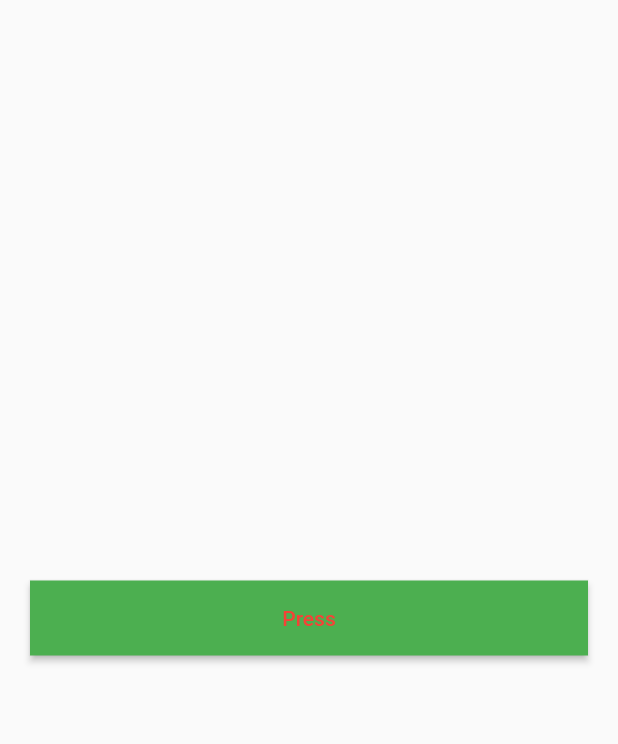
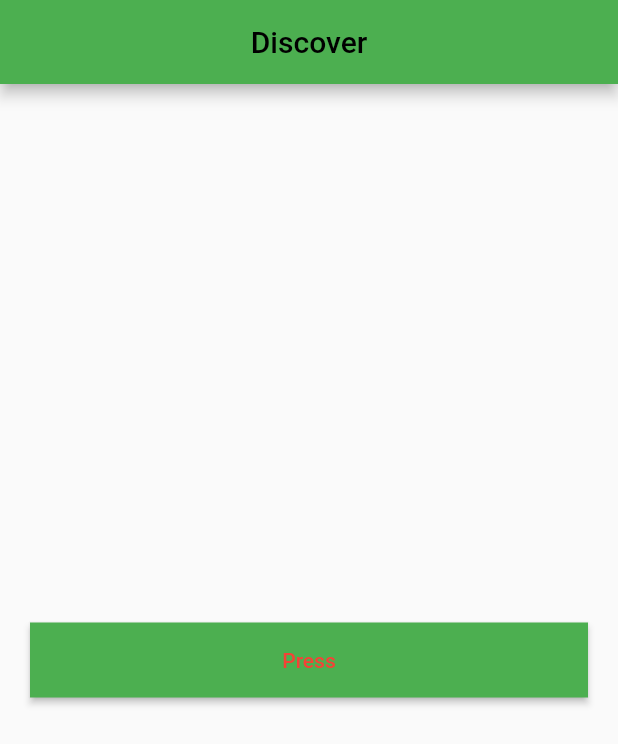
Before and after one commit to linhxeom1996/My_UI, a Flutter app: the screen it shows after launch, on a phone screen of 412 x 824 dp. Shown: the top 744 px of the screen. Run offline on Flutter 3.47's test engine with Material 2 defaults, Android fonts, the phone set to English and light mode, and no system bars; our stand-ins replace dropdown_button2, easy_localization, flutter_bloc, hive_flutter, modal_bottom_sheet, pinput; missing offline and left inert: flutter_animated_dialog; accounts and stored records are empty.

Commit message:
app bar base

```diff
--- a/code_base/lib/screens/page_home/home_page.dart
+++ b/code_base/lib/screens/page_home/home_page.dart
@@ -1,4 +1,6 @@
+import 'package:code_base/screens/widgets/app_bar_widget.dart';
 import 'package:code_base/screens/widgets/button_widget.dart';
+import 'package:easy_localization/easy_localization.dart';
 import 'package:flutter/material.dart';
 
 class HomePage extends StatelessWidget {
@@ -7,6 +9,10 @@ class HomePage extends StatelessWidget {
   @override
   Widget build(BuildContext context) {
     return Scaffold(
+      appBar: AppBarCommon(
+        title: "discover".tr(),
+        colorTitle: Colors.black,
+      ),
       body: Center(
         child: Column(
           mainAxisAlignment: MainAxisAlignment.center,
--- /dev/null
+++ b/code_base/lib/screens/widgets/app_bar_widget.dart
@@ -0,0 +1,48 @@
+import 'package:code_base/theme/colors.dart';
+import 'package:flutter/material.dart';
+
+class AppBarCommon extends StatelessWidget implements PreferredSizeWidget {
+  final Widget? leading;
+  final String? title;
+  final Color? colorTitle;
+  final double? sizeTitle;
+  final FontWeight? fontWeightTitle;
+  final String? fontTitle;
+  final Color? bgColor;
+  final bool? centerTitle;
+  final List<Widget>? actions;
+  const AppBarCommon(
+      {this.leading,
+      this.title = "",
+      this.colorTitle,
+      this.fontTitle,
+      this.fontWeightTitle,
+      this.sizeTitle,
+      this.bgColor,
+      this.centerTitle = true,
+      this.actions,
+      super.key});
+
+  @override
+  Size get preferredSize => const Size.fromHeight(56);
+
+  @override
+  Widget build(BuildContext context) {
+    return AppBar(
+      backgroundColor: bgColor ?? AppColor.mainColor,
+      centerTitle: centerTitle,
+      actions: actions,
+      leading: leading,
+      title: title != ""
+          ? Text(
+              title!,
+              style: TextStyle(
+                  color: colorTitle,
+                  fontSize: sizeTitle,
+                  fontWeight: fontWeightTitle,
+                  fontFamily: fontTitle),
+            )
+          : const SizedBox(),
+    );
+  }
+}
```
